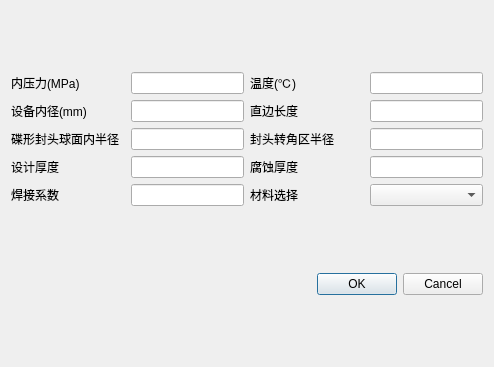
First picture: the form in OCC_Project/UI/disk_design_dialog.ui, repository Cancerrrr/PyOcc_Project_2021, before the edit.
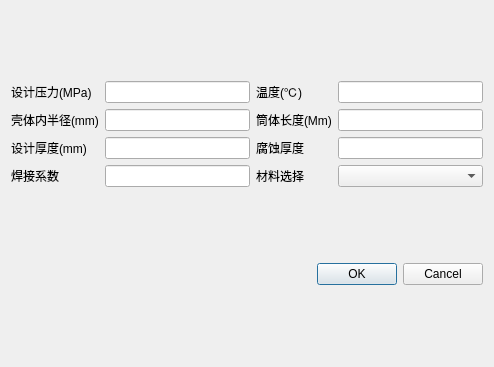
Second picture: the form after the edit.

```diff
--- a/OCC_Project/UI/disk_design_dialog.ui
+++ b/OCC_Project/UI/disk_design_dialog.ui
@@ -15,53 +15,36 @@
   </property>
   <layout class="QGridLayout" name="gridLayout_2">
    <item row="0" column="0">
-    <layout class="QGridLayout" name="gridLayout" rowstretch="1,1,1,1,1" columnstretch="0,1,1,1,1">
-     <item row="1" column="3">
-      <widget class="QLabel" name="label_4">
-       <property name="text">
-        <string>直边长度</string>
-       </property>
-      </widget>
-     </item>
-     <item row="3" column="4">
-      <widget class="QLineEdit" name="lineEdit_8"/>
-     </item>
-     <item row="2" column="3">
-      <widget class="QLabel" name="label_6">
-       <property name="text">
-        <string>封头转角区半径</string>
-       </property>
-      </widget>
-     </item>
-     <item row="1" column="1">
-      <widget class="QLabel" name="label_3">
-       <property name="text">
-        <string>设备内径(mm)</string>
-       </property>
-      </widget>
-     </item>
-     <item row="0" column="1">
-      <widget class="QLabel" name="label">
-       <property name="text">
-        <string>内压力(MPa)</string>
-       </property>
-      </widget>
-     </item>
+    <layout class="QGridLayout" name="gridLayout" rowstretch="1,0,0,0" columnstretch="0,0,0,0,0">
      <item row="0" column="2">
       <widget class="QLineEdit" name="lineEdit"/>
      </item>
      <item row="2" column="1">
-      <widget class="QLabel" name="label_5">
+      <widget class="QLabel" name="label_7">
        <property name="text">
-        <string>碟形封头球面内半径</string>
+        <string>设计厚度(mm)</string>
        </property>
       </widget>
      </item>
-     <item row="1" column="2">
-      <widget class="QLineEdit" name="lineEdit_3"/>
+     <item row="3" column="1">
+      <widget class="QLabel" name="label_9">
+       <property name="text">
+        <string>焊接系数</string>
+       </property>
+      </widget>
+     </item>
+     <item row="3" column="4">
+      <widget class="QComboBox" name="comboBox"/>
      </item>
      <item row="2" column="4">
-      <widget class="QLineEdit" name="lineEdit_6"/>
+      <widget class="QLineEdit" name="lineEdit_8"/>
+     </item>
+     <item row="0" column="1">
+      <widget class="QLabel" name="label">
+       <property name="text">
+        <string>设计压力(MPa)</string>
+       </property>
+      </widget>
      </item>
      <item row="0" column="3">
       <widget class="QLabel" name="label_2">
@@ -70,51 +53,48 @@
        </property>
       </widget>
      </item>
+     <item row="2" column="2">
+      <widget class="QLineEdit" name="lineEdit_7"/>
+     </item>
+     <item row="3" column="3">
+      <widget class="QLabel" name="label_10">
+       <property name="text">
+        <string>材料选择</string>
+       </property>
+      </widget>
+     </item>
      <item row="0" column="4">
       <widget class="QLineEdit" name="lineEdit_2"/>
      </item>
-     <item row="3" column="3">
+     <item row="2" column="3">
       <widget class="QLabel" name="label_8">
        <property name="text">
         <string>腐蚀厚度</string>
        </property>
       </widget>
      </item>
-     <item row="2" column="2">
-      <widget class="QLineEdit" name="lineEdit_5"/>
-     </item>
-     <item row="1" column="4">
-      <widget class="QLineEdit" name="lineEdit_4"/>
-     </item>
      <item row="3" column="2">
-      <widget class="QLineEdit" name="lineEdit_7"/>
-     </item>
-     <item row="3" column="1">
-      <widget class="QLabel" name="label_7">
-       <property name="text">
-        <string>设计厚度</string>
-       </property>
-      </widget>
-     </item>
-     <item row="4" column="1">
-      <widget class="QLabel" name="label_9">
-       <property name="text">
-        <string>焊接系数</string>
-       </property>
-      </widget>
-     </item>
-     <item row="4" column="2">
       <widget class="QLineEdit" name="lineEdit_9"/>
      </item>
-     <item row="4" column="3">
-      <widget class="QLabel" name="label_10">
+     <item row="1" column="1">
+      <widget class="QLabel" name="label_3">
        <property name="text">
-        <string>材料选择</string>
+        <string>壳体内半径(mm)</string>
        </property>
       </widget>
      </item>
-     <item row="4" column="4">
-      <widget class="QComboBox" name="comboBox"/>
+     <item row="1" column="2">
+      <widget class="QLineEdit" name="lineEdit_3"/>
+     </item>
+     <item row="1" column="3">
+      <widget class="QLabel" name="label_4">
+       <property name="text">
+        <string>筒体长度(Mm)</string>
+       </property>
+      </widget>
+     </item>
+     <item row="1" column="4">
+      <widget class="QLineEdit" name="lineEdit_4"/>
      </item>
     </layout>
    </item>
```
